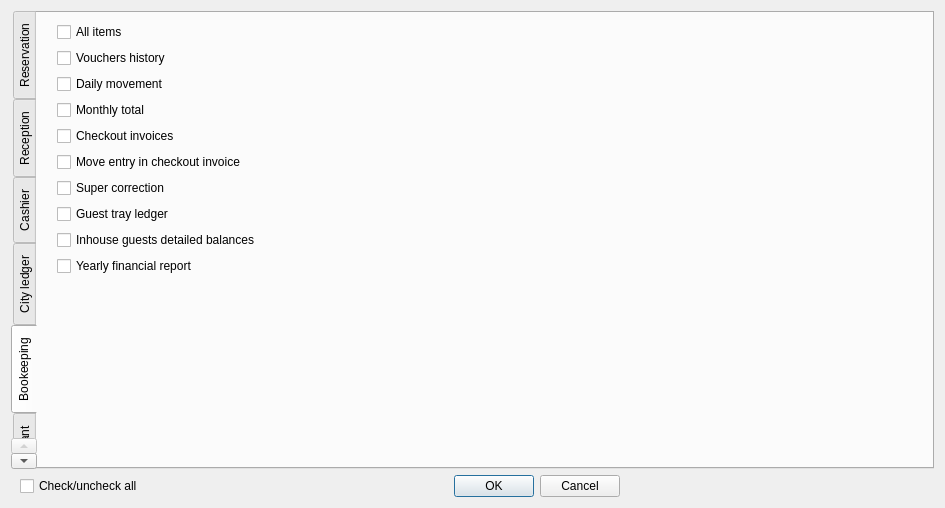
Above: Resort/dlguserrights.ui from End1-1/Resort before the change. Below: the same form after it.
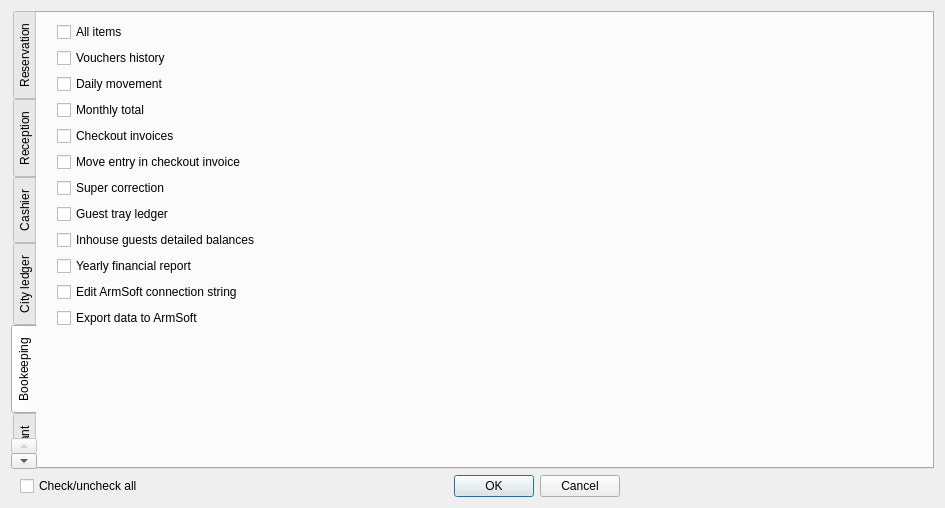
That is the form after the change. The open tabs and pages were chosen to show the change. Custom widgets are drawn as their Qt base class.

What changed in the file:
```diff
--- a/Resort/dlguserrights.ui
+++ b/Resort/dlguserrights.ui
@@ -998,6 +998,26 @@
          </property>
         </widget>
        </item>
+       <item>
+        <widget class="EQCheckBox" name="chEditASConString">
+         <property name="text">
+          <string>Edit ArmSoft connection string</string>
+         </property>
+         <property name="Tag" stdset="0">
+          <number>147</number>
+         </property>
+        </widget>
+       </item>
+       <item>
+        <widget class="EQCheckBox" name="chExportDataToAS">
+         <property name="text">
+          <string>Export data to ArmSoft</string>
+         </property>
+         <property name="Tag" stdset="0">
+          <number>148</number>
+         </property>
+        </widget>
+       </item>
        <item>
         <spacer name="verticalSpacer_4">
          <property name="orientation">
```
Left out of the diff: 16 changed lines with no effect on the pictures.
